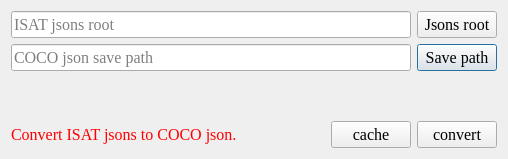
Qt form ui/ISAT_to_COCO_dialog.ui (yatengLG/ISAT_with_segment_anything) before a commit.
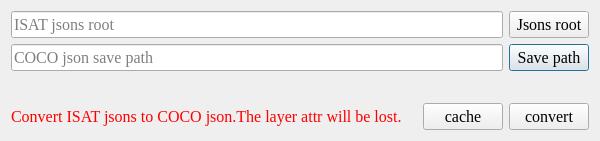
The same form after that commit. Icons and pictures are not drawn.

Diff of the .ui file:
```diff
--- a/ui/ISAT_to_COCO_dialog.ui
+++ b/ui/ISAT_to_COCO_dialog.ui
@@ -9,8 +9,8 @@
    <rect>
     <x>0</x>
     <y>0</y>
-    <width>508</width>
-    <height>155</height>
+    <width>600</width>
+    <height>137</height>
    </rect>
   </property>
   <property name="font">
@@ -90,6 +90,18 @@
    <item>
     <widget class="QWidget" name="widget_3" native="true">
      <layout class="QHBoxLayout" name="horizontalLayout_2">
+      <property name="leftMargin">
+       <number>0</number>
+      </property>
+      <property name="topMargin">
+       <number>0</number>
+      </property>
+      <property name="rightMargin">
+       <number>0</number>
+      </property>
+      <property name="bottomMargin">
+       <number>0</number>
+      </property>
       <item>
        <spacer name="horizontalSpacer_2">
         <property name="orientation">
@@ -134,7 +146,7 @@
          <string notr="true">color: rgb(255, 0, 0);</string>
         </property>
         <property name="text">
-         <string>Convert ISAT jsons to COCO json.</string>
+         <string>Convert ISAT jsons to COCO json.The layer attr will be lost.</string>
         </property>
        </widget>
       </item>
```
Left out of the diff: 2 changed lines with no effect on the pictures.
